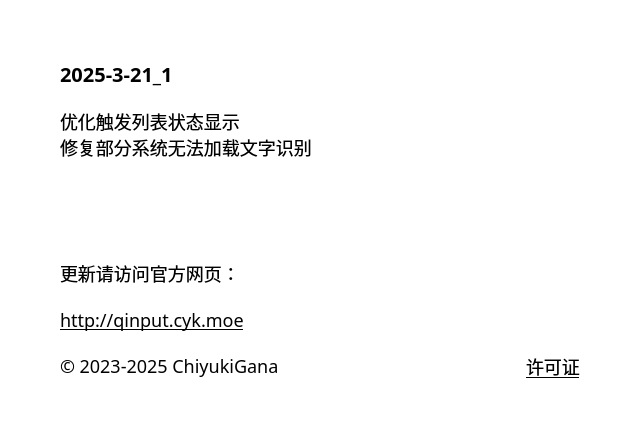
This is source/ui/AboutUi.ui in ChiyukiGana/Quickinput as Qt 5 draws it before an edit. The edited form follows.
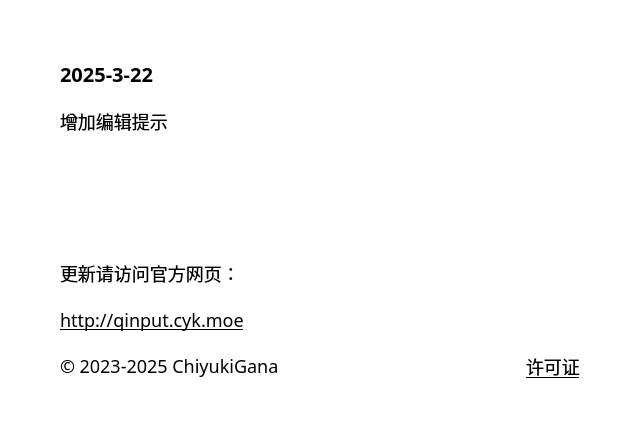
This is the edited form.

Patch:
```diff
--- a/source/ui/AboutUi.ui
+++ b/source/ui/AboutUi.ui
@@ -91,7 +91,7 @@
          <string notr="true">font-size:20px</string>
         </property>
         <property name="text">
-         <string>2025-3-21_1</string>
+         <string>2025-3-22</string>
         </property>
         <property name="textFormat">
          <enum>Qt::PlainText</enum>
@@ -107,8 +107,7 @@
          </sizepolicy>
         </property>
         <property name="text">
-         <string>优化触发列表状态显示
-修复部分系统无法加载文字识别</string>
+         <string>增加编辑提示</string>
         </property>
         <property name="textFormat">
          <enum>Qt::PlainText</enum>
```
